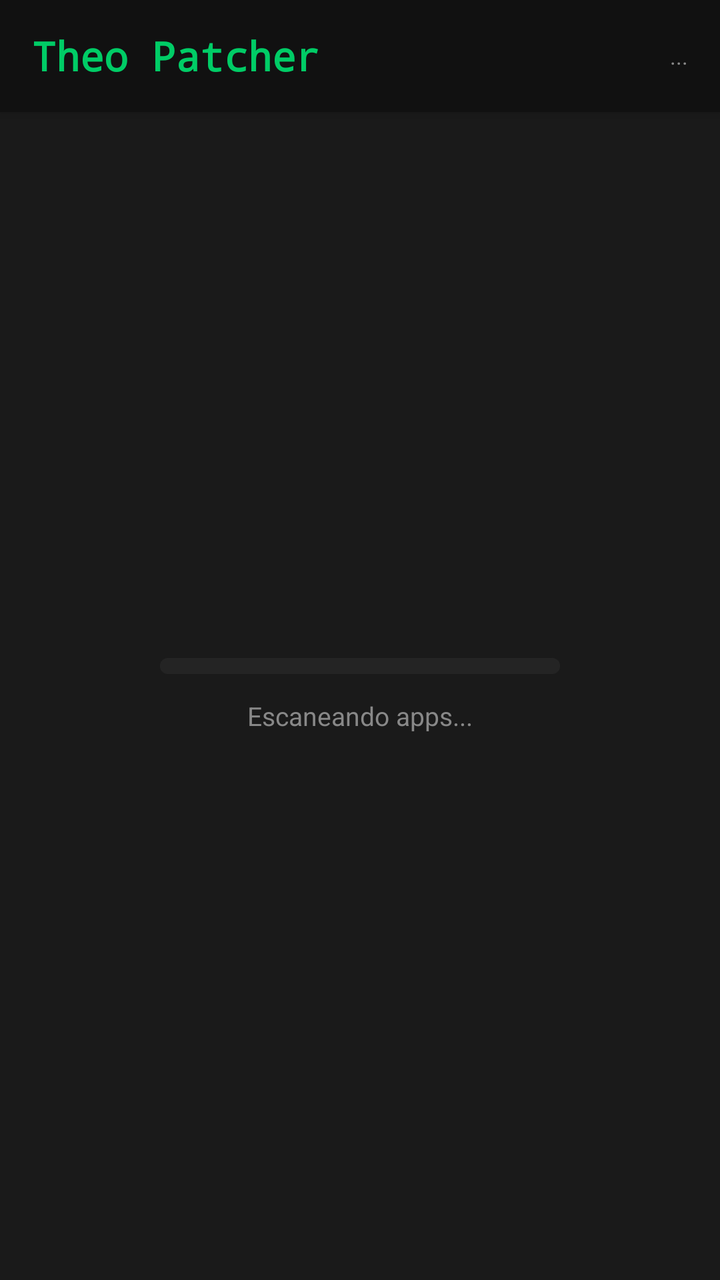
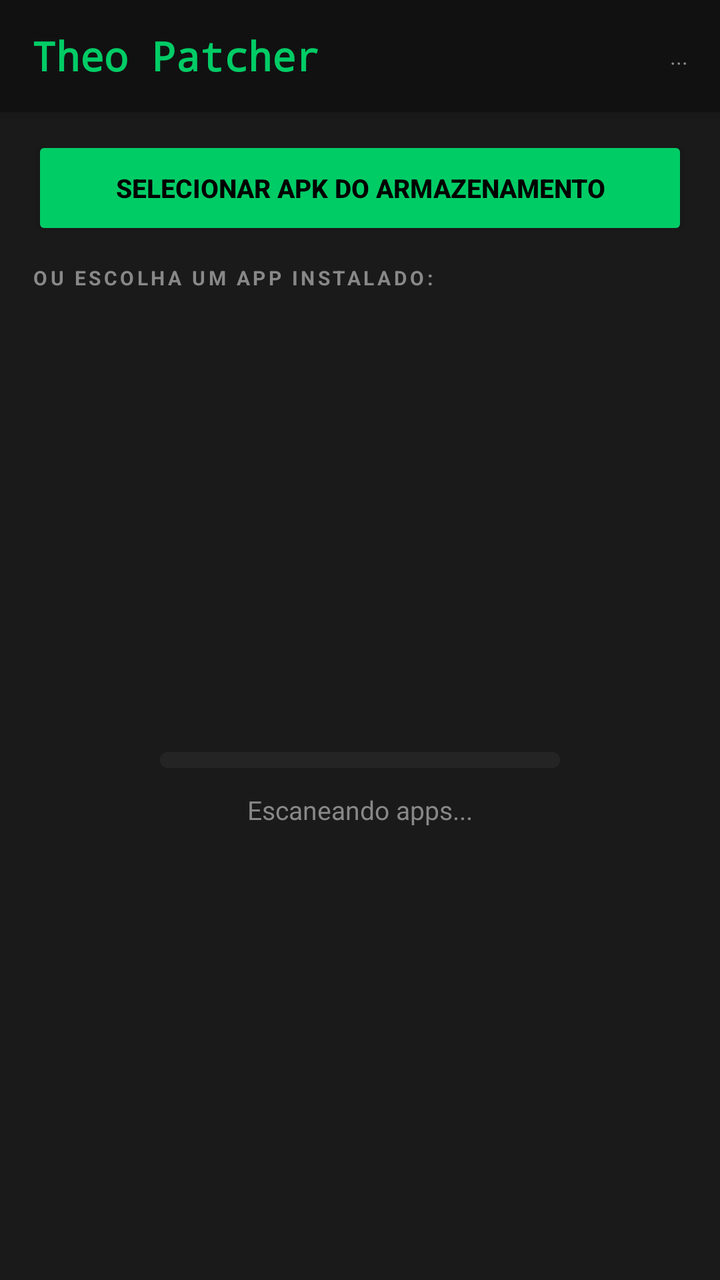

Compare the two renders of this Android layout. The source of the first and the diff that turns it into the second are given below.
<!-- AndroidManifest.xml: application theme Theme.TheoPatcher -->
<!-- res/layout/activity_main.xml -->
<?xml version="1.0" encoding="utf-8"?>
<LinearLayout xmlns:android="http://schemas.android.com/apk/res/android"
    android:layout_width="match_parent"
    android:layout_height="match_parent"
    android:orientation="vertical"
    android:background="@color/bg_dark">

    <LinearLayout
        android:layout_width="match_parent"
        android:layout_height="56dp"
        android:background="@color/bg_header"
        android:gravity="center_vertical"
        android:paddingHorizontal="16dp"
        android:elevation="4dp">

        <TextView
            android:layout_width="0dp"
            android:layout_height="wrap_content"
            android:layout_weight="1"
            android:text="Theo Patcher"
            android:textColor="@color/accent_green"
            android:textSize="20sp"
            android:textStyle="bold"
            android:fontFamily="monospace" />

        <TextView
            android:id="@+id/tvStatus"
            android:layout_width="wrap_content"
            android:layout_height="wrap_content"
            android:text="..."
            android:textColor="@color/text_secondary"
            android:textSize="11sp" />
    </LinearLayout>

    <EditText
        android:id="@+id/etSearch"
        android:layout_width="match_parent"
        android:layout_height="44dp"
        android:background="@color/bg_card"
        android:hint="Buscar apps..."
        android:textColor="@color/text_primary"
        android:textColorHint="@color/text_secondary"
        android:paddingHorizontal="16dp"
        android:inputType="text"
        android:imeOptions="actionSearch"
        android:singleLine="true"
        android:visibility="gone" />

    <LinearLayout
        android:id="@+id/layoutLoading"
        android:layout_width="match_parent"
        android:layout_height="match_parent"
        android:orientation="vertical"
        android:gravity="center">

        <ProgressBar
            android:id="@+id/progressBar"
            style="@android:style/Widget.ProgressBar.Horizontal"
            android:layout_width="200dp"
            android:layout_height="8dp"
            android:progressTint="@color/accent_green"
            android:progressBackgroundTint="@color/bg_card" />

        <TextView
            android:id="@+id/tvProgress"
            android:layout_width="wrap_content"
            android:layout_height="wrap_content"
            android:layout_marginTop="12dp"
            android:text="Escaneando apps..."
            android:textColor="@color/text_secondary"
            android:textSize="13sp" />
    </LinearLayout>

    <androidx.recyclerview.widget.RecyclerView
        android:id="@+id/rvAppList"
        android:layout_width="match_parent"
        android:layout_height="match_parent"
        android:clipToPadding="false"
        android:paddingVertical="4dp"
        android:visibility="gone" />

</LinearLayout>
<!-- resources referenced by this layout -->
<resources>
  <color name="accent_green">#00CC66</color>
  <color name="bg_card">#242424</color>
  <color name="bg_dark">#1A1A1A</color>
  <color name="bg_header">#111111</color>
  <color name="text_primary">#E8E8E8</color>
  <color name="text_secondary">#888888</color>
  <style name="Theme.TheoPatcher" parent="Theme.AppCompat.NoActionBar">
          <item name="colorPrimary">#00CC66</item>
          <item name="colorPrimaryDark">#111111</item>
          <item name="colorAccent">#00CC66</item>
          <item name="android:windowBackground">#1A1A1A</item>
          <item name="android:statusBarColor">#111111</item>
          <item name="android:navigationBarColor">#111111</item>
      </style>
</resources>

<!-- the commit's change to res/layout/activity_main.xml (unified diff, before → after) -->
@@ -32,6 +32,31 @@
             android:textSize="11sp" />
     </LinearLayout>
 
+    <Button
+        android:id="@+id/btnPickApk"
+        android:layout_width="match_parent"
+        android:layout_height="52dp"
+        android:layout_marginHorizontal="16dp"
+        android:layout_marginTop="12dp"
+        android:layout_marginBottom="4dp"
+        android:text="SELECIONAR APK DO ARMAZENAMENTO"
+        android:textColor="#000000"
+        android:textStyle="bold"
+        android:textSize="13sp"
+        android:backgroundTint="@color/accent_green" />
+
+    <TextView
+        android:layout_width="match_parent"
+        android:layout_height="wrap_content"
+        android:paddingHorizontal="16dp"
+        android:paddingTop="8dp"
+        android:paddingBottom="4dp"
+        android:text="OU ESCOLHA UM APP INSTALADO:"
+        android:textColor="@color/text_secondary"
+        android:textSize="10sp"
+        android:textStyle="bold"
+        android:letterSpacing="0.15" />
+
     <EditText
         android:id="@+id/etSearch"
         android:layout_width="match_parent"
@@ -49,7 +74,8 @@
     <LinearLayout
         android:id="@+id/layoutLoading"
         android:layout_width="match_parent"
-        android:layout_height="match_parent"
+        android:layout_height="0dp"
+        android:layout_weight="1"
         android:orientation="vertical"
         android:gravity="center">
 
@@ -74,7 +100,8 @@
     <androidx.recyclerview.widget.RecyclerView
         android:id="@+id/rvAppList"
         android:layout_width="match_parent"
-        android:layout_height="match_parent"
+        android:layout_height="0dp"
+        android:layout_weight="1"
         android:clipToPadding="false"
         android:paddingVertical="4dp"
         android:visibility="gone" />
